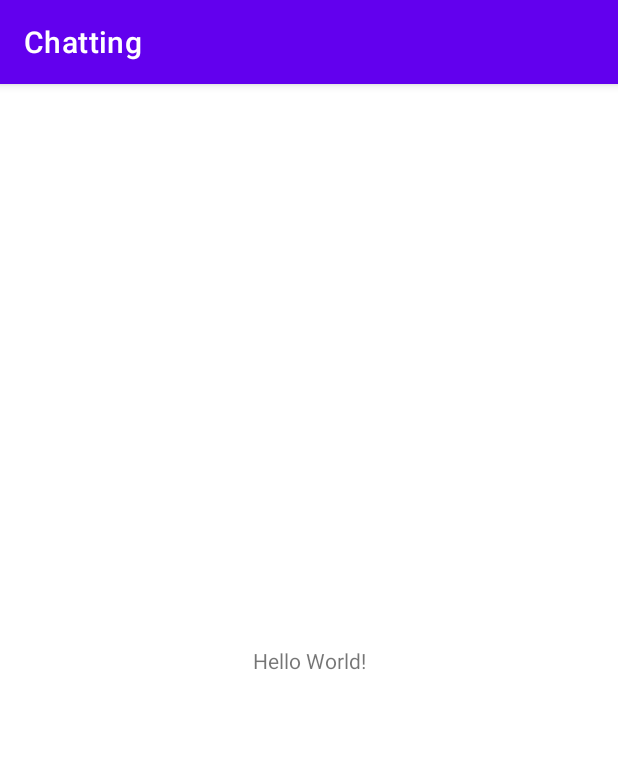
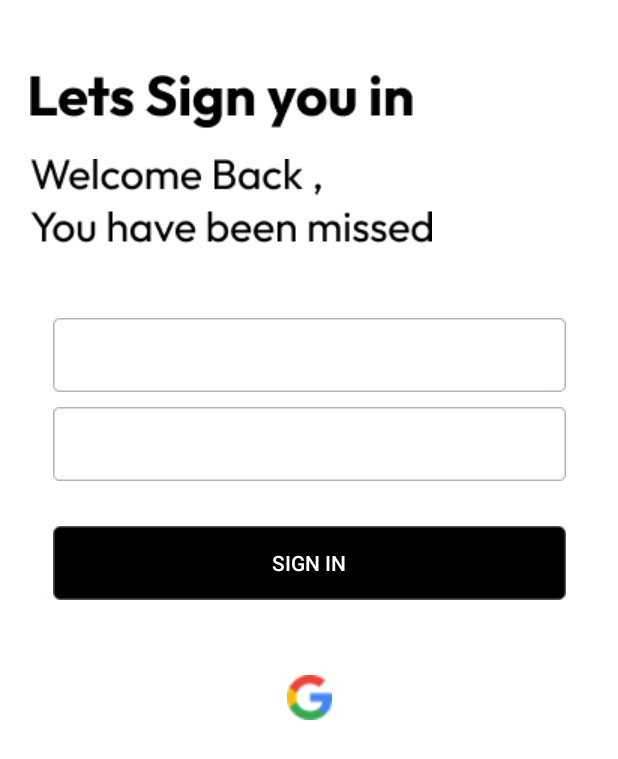
Before and after one commit to ydjvchslf/chatting, an Android app: the screen it shows after launch (MainActivity), on a phone screen of 412 x 824 dp. Shown: the top 759 px of the screen. Run offline under Robolectric (Android 15) with nearby library versions, the phone set to English and light mode, and no system bars.

Commit message:
타이틀삭제, 상태바 흰색, 다크모드 비활성화

```diff
--- a/app/src/main/java/com/mia/chatting/MainActivity.kt
+++ b/app/src/main/java/com/mia/chatting/MainActivity.kt
@@ -2,10 +2,12 @@ package com.mia.chatting
 
 import androidx.appcompat.app.AppCompatActivity
 import android.os.Bundle
+import androidx.appcompat.app.AppCompatDelegate
 
 class MainActivity : AppCompatActivity() {
     override fun onCreate(savedInstanceState: Bundle?) {
         super.onCreate(savedInstanceState)
         setContentView(R.layout.activity_main)
+        AppCompatDelegate.setDefaultNightMode(AppCompatDelegate.MODE_NIGHT_NO) // 다크모드 비활성화
     }
 }
--- a/app/src/main/res/layout/activity_main.xml
+++ b/app/src/main/res/layout/activity_main.xml
@@ -6,13 +6,66 @@
     android:layout_height="match_parent"
     tools:context=".MainActivity">
 
-    <TextView
+    <ImageView
+        android:id="@+id/text1"
         android:layout_width="wrap_content"
         android:layout_height="wrap_content"
-        android:text="Hello World!"
-        app:layout_constraintBottom_toBottomOf="parent"
+        app:layout_constraintTop_toTopOf="parent"
+        app:layout_constraintStart_toStartOf="parent"
+        android:layout_marginStart="20dp"
+        android:layout_marginTop="50dp"
+        android:src="@drawable/login_text_1" />
+
+    <ImageView
+        android:id="@+id/text2"
+        android:layout_width="wrap_content"
+        android:layout_height="wrap_content"
+        android:layout_marginStart="20dp"
+        android:layout_marginTop="20dp"
+        app:layout_constraintTop_toBottomOf="@id/text1"
+        app:layout_constraintStart_toStartOf="parent"
+        android:src="@drawable/login_text_2" />
+
+    <EditText
+        android:id="@+id/input_email"
+        android:layout_width="wrap_content"
+        android:layout_height="wrap_content"
+        android:layout_marginTop="50dp"
+        app:layout_constraintTop_toBottomOf="@id/text2"
+        app:layout_constraintStart_toStartOf="parent"
         app:layout_constraintEnd_toEndOf="parent"
+        android:background="@drawable/rec_grey_stoke" />
+
+    <EditText
+        android:id="@+id/input_pw"
+        android:layout_width="wrap_content"
+        android:layout_height="wrap_content"
+        android:layout_marginTop="10dp"
+        app:layout_constraintTop_toBottomOf="@id/input_email"
         app:layout_constraintStart_toStartOf="parent"
-        app:layout_constraintTop_toTopOf="parent" />
+        app:layout_constraintEnd_toEndOf="parent"
+        android:background="@drawable/rec_grey_stoke" />
+
+    <androidx.appcompat.widget.AppCompatButton
+        android:id="@+id/signIn_btn"
+        android:layout_width="wrap_content"
+        android:layout_height="wrap_content"
+        android:layout_marginTop="30dp"
+        app:layout_constraintTop_toBottomOf="@id/input_pw"
+        app:layout_constraintStart_toStartOf="parent"
+        app:layout_constraintEnd_toEndOf="parent"
+        android:text="sign in"
+        android:textColor="@color/white"
+        android:background="@drawable/rec_black_filled" />
+
+    <androidx.appcompat.widget.AppCompatButton
+        android:id="@+id/google_btn"
+        android:layout_width="30dp"
+        android:layout_height="30dp"
+        android:background="@drawable/ic_google_logo"
+        app:layout_constraintTop_toBottomOf="@id/signIn_btn"
+        android:layout_marginTop="50dp"
+        app:layout_constraintStart_toStartOf="parent"
+        app:layout_constraintEnd_toEndOf="parent"/>
 
 </androidx.constraintlayout.widget.ConstraintLayout>
--- a/app/src/main/res/values-night/themes.xml
+++ b/app/src/main/res/values-night/themes.xml
@@ -10,7 +10,8 @@
         <item name="colorSecondaryVariant">@color/teal_200</item>
         <item name="colorOnSecondary">@color/black</item>
         <!-- Status bar color. -->
-        <item name="android:statusBarColor">?attr/colorPrimaryVariant</item>
+        <item name="android:statusBarColor">@color/white</item>
         <!-- Customize your theme here. -->
+        <item name="windowNoTitle">true</item>
     </style>
 </resources>
--- a/app/src/main/res/values/themes.xml
+++ b/app/src/main/res/values/themes.xml
@@ -10,7 +10,8 @@
         <item name="colorSecondaryVariant">@color/teal_700</item>
         <item name="colorOnSecondary">@color/black</item>
         <!-- Status bar color. -->
-        <item name="android:statusBarColor">?attr/colorPrimaryVariant</item>
+        <item name="android:statusBarColor">@color/white</item>
         <!-- Customize your theme here. -->
+        <item name="windowNoTitle">true</item>
     </style>
 </resources>
```
Also changed, not shown: app/src/main/res/drawable/ic_contact.png (added), app/src/main/res/drawable/ic_google_logo.png (added), app/src/main/res/drawable/ic_message.png (added), app/src/main/res/drawable/ic_more.png (added), app/src/main/res/drawable/login_text_1.png (added), app/src/main/res/drawable/login_text_2.png (added), app/src/main/res/drawable/rec_black_filled.png (added), app/src/main/res/drawable/rec_grey_stoke.png (added).
